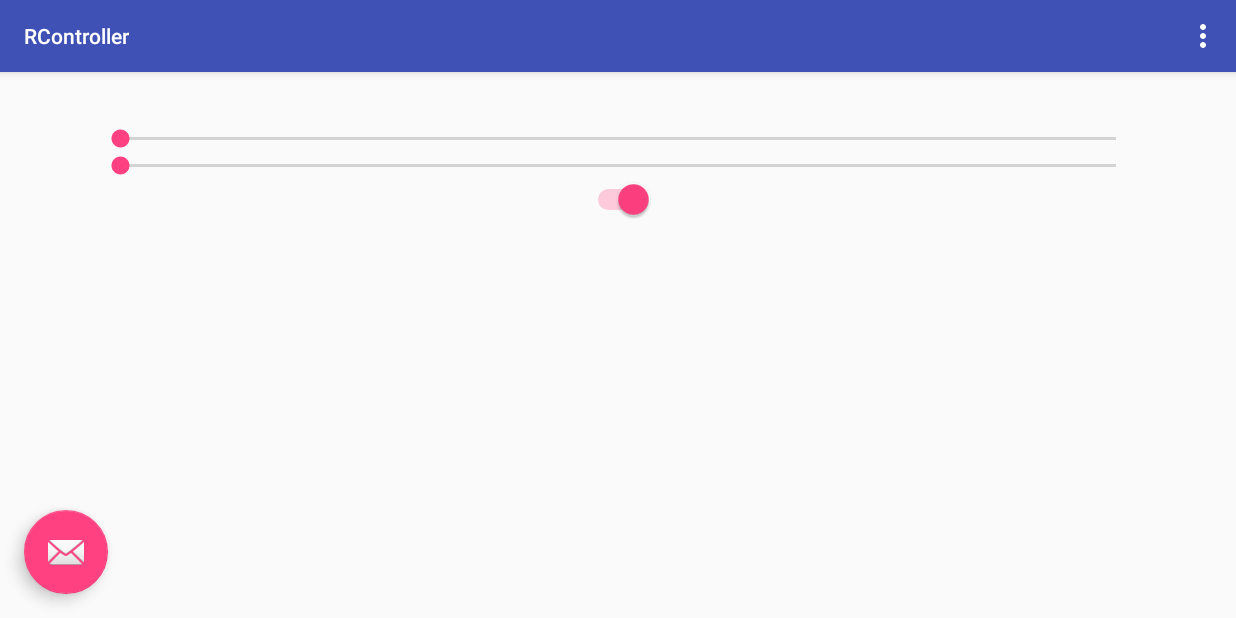
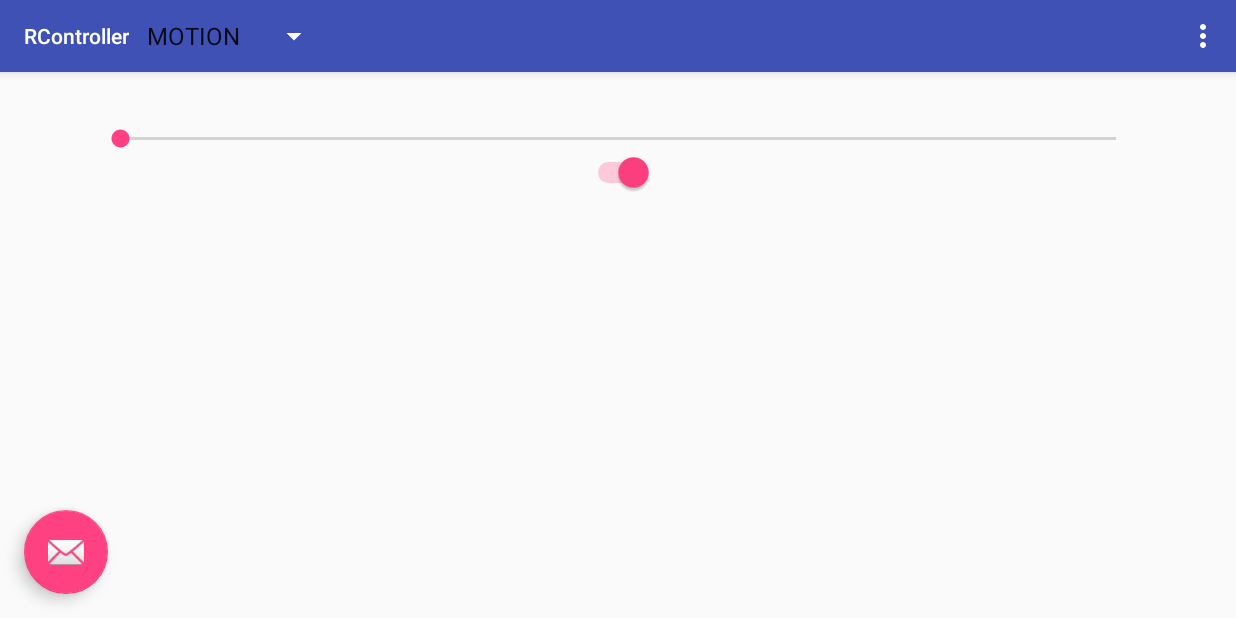
Before and after one commit to WojciechKo/RController, an Android app: the screen it shows after launch (MainActivity), on a phone screen of 824 x 412 dp (held sideways). Run offline under Robolectric (Android 15) with nearby library versions, the phone set to English and light mode, and no system bars; our stand-ins replace ButterKnife.

Commit message:
User can change coose between motion and manual controller

```diff
--- a/app/src/main/java/info/korzeniowski/rcontroller/MainActivity.java
+++ b/app/src/main/java/info/korzeniowski/rcontroller/MainActivity.java
@@ -8,6 +8,10 @@ import android.support.v7.widget.Toolbar;
 import android.view.Menu;
 import android.view.MenuInflater;
 import android.view.MenuItem;
+import android.view.View;
+import android.widget.AdapterView;
+import android.widget.ArrayAdapter;
+import android.widget.Spinner;
 
 import butterknife.Bind;
 import butterknife.ButterKnife;
@@ -21,6 +25,9 @@ public class MainActivity extends AppCompatActivity {
 
     @Bind(R.id.toolbar)
     Toolbar toolbar;
+
+    @Bind(R.id.controller_spinner)
+    Spinner controllerSpinner;
 
     private CarCommunicator carCommunicator;
     private CarController carController;
@@ -46,6 +53,9 @@ public class MainActivity extends AppCompatActivity {
 
         setSupportActionBar(toolbar);
 
+        controllerSpinner.setAdapter(getControllerSpinnerAdapter());
+        controllerSpinner.setOnItemSelectedListener(getControllerSpinnerListener());
+
         carCommunicator = CarCommunicatorFactory.getCommunicator();
         carController = CarControllerFactory.getController(getIntent().getExtras());
 
@@ -54,6 +64,38 @@ public class MainActivity extends AppCompatActivity {
                 .add(carCommunicator, CarCommunicator.TAG)
                 .add(R.id.controller, carController)
                 .commit();
+    }
+
+    private ArrayAdapter<CarControllerFactory.Type> getControllerSpinnerAdapter() {
+        ArrayAdapter<CarControllerFactory.Type> controllerSpinnerAdapter = new ArrayAdapter<>(
+                this,
+                android.R.layout.simple_spinner_item,
+                CarControllerFactory.Type.values());
+        controllerSpinnerAdapter.setDropDownViewResource(android.R.layout.simple_spinner_dropdown_item);
+
+        return controllerSpinnerAdapter;
+    }
+
+    private AdapterView.OnItemSelectedListener getControllerSpinnerListener() {
+        return new AdapterView.OnItemSelectedListener() {
+
+            @Override
+            public void onItemSelected(AdapterView<?> parent, View view, int position, long id) {
+                CarControllerFactory.Type selectedType = (CarControllerFactory.Type) parent.getItemAtPosition(position);
+                CarController controllerFragment =
+                        CarControllerFactory.getController(getIntent().getExtras(), selectedType);
+
+                getSupportFragmentManager()
+                        .beginTransaction()
+                        .replace(R.id.controller, controllerFragment)
+                        .commit();
+            }
+
+            @Override
+            public void onNothingSelected(AdapterView<?> parent) {
+
+            }
+        };
     }
 
     @Override
--- a/app/src/main/java/info/korzeniowski/rcontroller/controller/CarControllerFactory.java
+++ b/app/src/main/java/info/korzeniowski/rcontroller/controller/CarControllerFactory.java
@@ -3,7 +3,20 @@ package info.korzeniowski.rcontroller.controller;
 import android.os.Bundle;
 
 public class CarControllerFactory {
+    public enum Type {MOTION, MANUAL}
+
     public static CarController getController(Bundle extras) {
-        return ManualCarController.instance(extras);
+        return MotionCarController.instance(extras);
+    }
+
+    public static CarController getController(Bundle extras, Type type) {
+        switch (type) {
+            case MOTION:
+                return MotionCarController.instance(extras);
+            case MANUAL:
+                return ManualCarController.instance(extras);
+            default:
+                return null;
+        }
     }
 }
--- a/app/src/main/res/layout/activity_main.xml
+++ b/app/src/main/res/layout/activity_main.xml
@@ -17,7 +17,14 @@
             android:layout_width="match_parent"
             android:layout_height="?attr/actionBarSize"
             android:background="?attr/colorPrimary"
-            app:popupTheme="@style/AppTheme.PopupOverlay" />
+            app:popupTheme="@style/AppTheme.PopupOverlay">
+
+            <Spinner
+                android:id="@+id/controller_spinner"
+                android:layout_width="wrap_content"
+                android:layout_height="wrap_content" />
+
+        </android.support.v7.widget.Toolbar>
 
     </android.support.design.widget.AppBarLayout>
 
```
